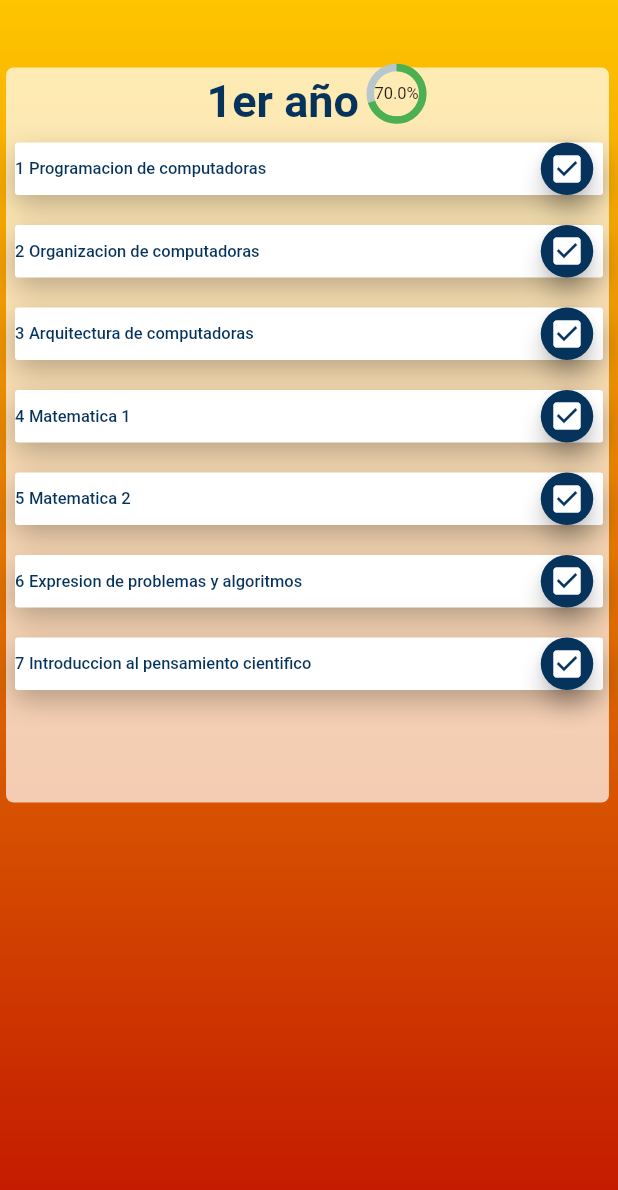
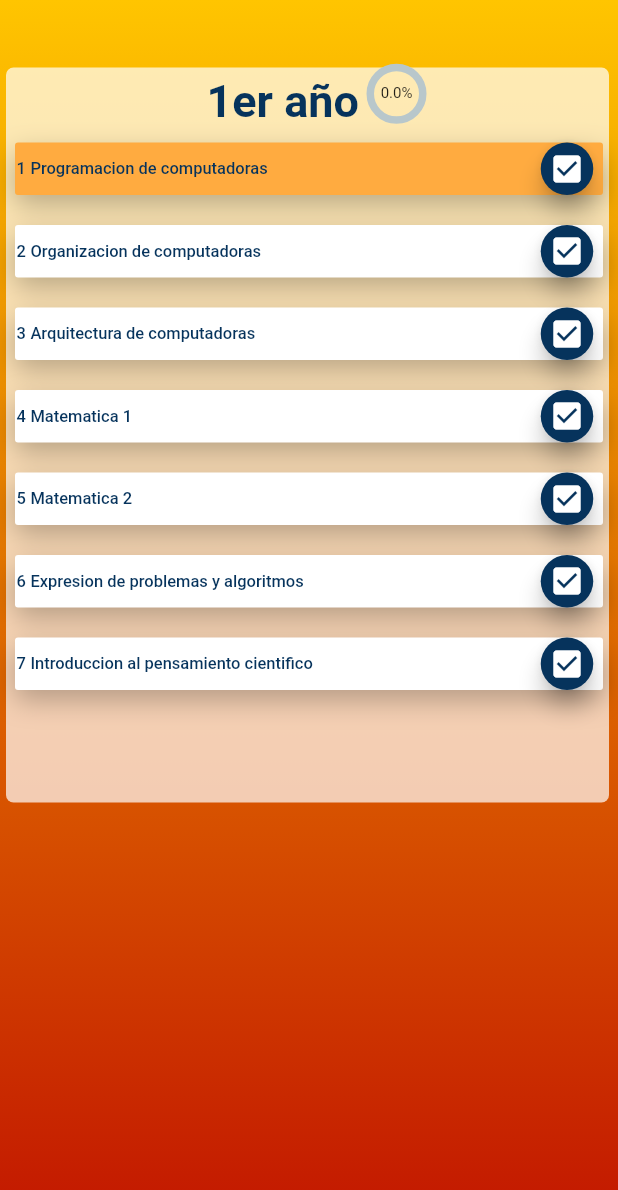
Before and after one commit to IgnacioCazcarra/Sistemunla, a Flutter app: the screen it shows after launch, scrolled down 576 dp, after a tap on the "check box" icon, on a phone screen of 412 x 824 dp. Shown: the top 1190 px of the screen. Run offline on Flutter 3.47's test engine with Material 2 defaults, Android fonts, the phone set to English and light mode, and no system bars; drawn by our look-alikes of percent_indicator; Roboto replaces fonts that are missing (Raleway).

Commit message:
Fixed subject's color. Percent is on the way

```diff
--- a/lib/page_swipe.dart
+++ b/lib/page_swipe.dart
@@ -1,6 +1,7 @@
 import 'package:flutter/material.dart';
 import 'package:sistemunla/home_page.dart';
 import 'package:sistemunla/subject.dart';
+import 'package:sistemunla/subjectFAB.dart';
 import 'package:sistemunla/year_page.dart';
 
 class PageSwipe extends StatelessWidget{
@@ -8,62 +9,62 @@ class PageSwipe extends StatelessWidget{
   Widget build(BuildContext context) {
 
     List<Subject> primerAnio = [
-    Subject(subjectName: "Programacion de computadoras",idSubject: 1),
-    Subject(subjectName: "Organizacion de computadoras",idSubject: 2),
-    Subject(subjectName: "Arquitectura de computadoras",idSubject: 3),
-    Subject(subjectName: "Matematica 1",idSubject: 4),
-    Subject(subjectName: "Matematica 2",idSubject: 5),
-    Subject(subjectName: "Expresion de problemas y algoritmos",idSubject: 6),
-    Subject(subjectName: "Introduccion al pensamiento cientifico",idSubject: 7),
+    Subject(subjectName: "Programacion de computadoras",idSubject: 1,fab: SubjectFab()),
+    Subject(subjectName: "Organizacion de computadoras",idSubject: 2,fab: SubjectFab()),
+    Subject(subjectName: "Arquitectura de computadoras",idSubject: 3,fab: SubjectFab()),
+    Subject(subjectName: "Matematica 1",idSubject: 4,fab: SubjectFab()),
+    Subject(subjectName: "Matematica 2",idSubject: 5,fab: SubjectFab()),
+    Subject(subjectName: "Expresion de problemas y algoritmos",idSubject: 6,fab: SubjectFab()),
+    Subject(subjectName: "Introduccion al pensamiento cientifico",idSubject: 7,fab: SubjectFab()),
     ];
 
     List<Subject> segundoAnio = [
-    Subject(subjectName: "Ingenieria de software 1",idSubject: 8),
-    Subject(subjectName: "Introduccion a las bases de datos",idSubject: 9),
-    Subject(subjectName: "Algoritmos y estructura de datos",idSubject: 10),
-    Subject(subjectName: "Orientacion a Objetos 1",idSubject: 11),
-    Subject(subjectName: "Seminario de lenguajes",idSubject: 12),
-    Subject(subjectName: "Introduccion a los sistemas operativos",idSubject: 13),
-    Subject(subjectName: "Matematica 3",idSubject: 14),
-    Subject(subjectName: "Probabilidades y Estadistica",idSubject: 15),
+    Subject(subjectName: "Ingenieria de software 1",idSubject: 8,fab: SubjectFab()),
+    Subject(subjectName: "Introduccion a las bases de datos",idSubject: 9,fab: SubjectFab()),
+    Subject(subjectName: "Algoritmos y estructura de datos",idSubject: 10,fab: SubjectFab()),
+    Subject(subjectName: "Orientacion a Objetos 1",idSubject: 11,fab: SubjectFab()),
+    Subject(subjectName: "Seminario de lenguajes",idSubject: 12,fab: SubjectFab()),
+    Subject(subjectName: "Introduccion a los sistemas operativos",idSubject: 13,fab: SubjectFab()),
+    Subject(subjectName: "Matematica 3",idSubject: 14,fab: SubjectFab()),
+    Subject(subjectName: "Probabilidades y Estadistica",idSubject: 15,fab: SubjectFab()),
     ];
 
     List<Subject> tercerAnio = [
-    Subject(subjectName: "Programacion concurrente",idSubject: 16),
-    Subject(subjectName: "Ingenieria de software 2",idSubject: 17),
-    Subject(subjectName: "Orientacion a objetos 2",idSubject: 18),
-    Subject(subjectName: "Sistemas y organizaciones",idSubject: 19),
-    Subject(subjectName: "Bases de Datos 1",idSubject: 20),
-    Subject(subjectName: "Proyecto de software",idSubject: 21),
-    Subject(subjectName: "Conceptos y Paradigmas de Lenguajes de Programación",idSubject: 22),
-    Subject(subjectName: "Redes y comunicaciones",idSubject: 23),
+    Subject(subjectName: "Programacion concurrente",idSubject: 16,fab: SubjectFab()),
+    Subject(subjectName: "Ingenieria de software 2",idSubject: 17,fab: SubjectFab()),
+    Subject(subjectName: "Orientacion a objetos 2",idSubject: 18,fab: SubjectFab()),
+    Subject(subjectName: "Sistemas y organizaciones",idSubject: 19,fab: SubjectFab()),
+    Subject(subjectName: "Bases de Datos 1",idSubject: 20,fab: SubjectFab()),
+    Subject(subjectName: "Proyecto de software",idSubject: 21,fab: SubjectFab()),
+    Subject(subjectName: "Conceptos y Paradigmas de Lenguajes de Programación",idSubject: 22,fab: SubjectFab()),
+    Subject(subjectName: "Redes y comunicaciones",idSubject: 23,fab: SubjectFab()),
     ];
 
     List<Subject> cuartoAnio = [
-    Subject(subjectName: "Ingenieria de software 3",idSubject: 24),
-    Subject(subjectName: "Bases de datos 2",idSubject: 25),
-    Subject(subjectName: "Fundamentos de Teoria de la Computacion",idSubject: 26),
-    Subject(subjectName: "Sistemas Operativos",idSubject: 27),
-    Subject(subjectName: "Desarrollo de software en Sistemas Distribuidos",idSubject: 28),
-    Subject(subjectName: "Matematica Discreta",idSubject: 29),
-    Subject(subjectName: "Optativa Area Arquitectura, Sistemas operativos y Redes",idSubject: 30),
-    Subject(subjectName: "Optativa Area Algoritmos y lenguajes",idSubject: 31),
+    Subject(subjectName: "Ingenieria de software 3",idSubject: 24,fab: SubjectFab()),
+    Subject(subjectName: "Bases de datos 2",idSubject: 25,fab: SubjectFab()),
+    Subject(subjectName: "Fundamentos de Teoria de la Computacion",idSubject: 26,fab: SubjectFab()),
+    Subject(subjectName: "Sistemas Operativos",idSubject: 27,fab: SubjectFab()),
+    Subject(subjectName: "Desarrollo de software en Sistemas Distribuidos",idSubject: 28,fab: SubjectFab()),
+    Subject(subjectName: "Matematica Discreta",idSubject: 29,fab: SubjectFab()),
+    Subject(subjectName: "Optativa Area Arquitectura, Sistemas operativos y Redes",idSubject: 30,fab: SubjectFab()),
+    Subject(subjectName: "Optativa Area Algoritmos y lenguajes",idSubject: 31,fab: SubjectFab()),
     ];
 
     List<Subject> quintoAnio = [
-    Subject(subjectName: "Politica y gestion de la ciencia",idSubject: 32),
-    Subject(subjectName: "Aspectos legales y Profesionales de la Informatica",idSubject: 33),
-    Subject(subjectName: "Nuevos escenarios",idSubject: 34),
-    Subject(subjectName: "Optativa Area Ingenieria de Software y Bases de datos",idSubject: 35),
-    Subject(subjectName: "Seminario de trabajo final",idSubject: 36),
+    Subject(subjectName: "Politica y gestion de la ciencia",idSubject: 32,fab: SubjectFab()),
+    Subject(subjectName: "Aspectos legales y Profesionales de la Informatica",idSubject: 33,fab: SubjectFab()),
+    Subject(subjectName: "Nuevos escenarios",idSubject: 34,fab: SubjectFab()),
+    Subject(subjectName: "Optativa Area Ingenieria de Software y Bases de datos",idSubject: 35,fab: SubjectFab()),
+    Subject(subjectName: "Seminario de trabajo final",idSubject: 36,fab: SubjectFab()),
     ];
 
     List<Subject> extracurriculares = [
-      Subject(subjectName: "Ingles 1",idSubject: 0),
-      Subject(subjectName: "Ingles 2",idSubject: 0),
-      Subject(subjectName: "Ingles 3",idSubject: 0),
-      Subject(subjectName: "Seminario de Pensamiento Nacional y Latinoamericano",idSubject: 0),
-      Subject(subjectName: "Seminario de Justicia y Derechos Humanos",idSubject: 0),
+      Subject(subjectName: "Ingles 1",idSubject: 0,fab: SubjectFab()),
+      Subject(subjectName: "Ingles 2",idSubject: 0,fab: SubjectFab()),
+      Subject(subjectName: "Ingles 3",idSubject: 0,fab: SubjectFab()),
+      Subject(subjectName: "Seminario de Pensamiento Nacional y Latinoamericano",idSubject: 0,fab: SubjectFab()),
+      Subject(subjectName: "Seminario de Justicia y Derechos Humanos",idSubject: 0,fab: SubjectFab()),
     ];
 
     // TODO: implement build
--- a/lib/percentBar.dart
+++ b/lib/percentBar.dart
@@ -3,9 +3,9 @@ import 'package:percent_indicator/circular_percent_indicator.dart';
 
 class PercentBar extends StatefulWidget{
 
-  double percent;
-
-  PercentBar({Key key, @required this.percent});
+  int cantidadMaterias;
+  int cantidadAprobadas;
+  PercentBar(this.cantidadMaterias,this.cantidadAprobadas);
 
   @override
   State<StatefulWidget> createState() {
@@ -13,6 +13,9 @@ class PercentBar extends StatefulWidget{
     return _PercentBar();
   }
 
+  double calcularPorcentajePorMateria(){
+    return 100/this.cantidadMaterias;
+  }
 }
 
 class _PercentBar extends State<PercentBar>{
@@ -23,15 +26,15 @@ class _PercentBar extends State<PercentBar>{
     return Container(
       margin: EdgeInsets.only(top: 40.0,left: 5.0),
       child: CircularPercentIndicator(
-        percent: widget.percent,
+        percent: widget.calcularPorcentajePorMateria()*widget.cantidadAprobadas/100,
         progressColor: Colors.green,
         animation: true,
         radius: 40.0,
         lineWidth: 5.0,
         center: Text(
-          "${widget.percent*100}%",
+          "${widget.calcularPorcentajePorMateria()*widget.cantidadAprobadas}%",
           style: TextStyle(
-            fontSize: 11.0
+            fontSize: 10.0
           ),
         ),
       ),
--- a/lib/subject.dart
+++ b/lib/subject.dart
@@ -6,8 +6,9 @@ class Subject extends StatelessWidget{
 
   final int idSubject;
   final String subjectName;
+  final SubjectFab fab;
 
-  Subject({Key key, @required this.subjectName, this.idSubject});
+  Subject({Key key, @required this.subjectName, this.idSubject, @required this.fab});
 
   @override
   Widget build(BuildContext context) {
@@ -30,7 +31,7 @@ class Subject extends StatelessWidget{
     );
 
     final idSub = Container(
-        margin: EdgeInsets.only(left: 10.0,right: 1.0),
+        margin: EdgeInsets.only(left: 11.0,right: 1.0),
         child: Text(
         "${this.idSubject}",
         textAlign: TextAlign.justify,
@@ -48,7 +49,7 @@ class Subject extends StatelessWidget{
 
     return Stack(
       children: <Widget>[
-        SubjectFab(),
+        fab,
         Row(
           children: <Widget>[
             idSub,
--- a/lib/subjectFAB.dart
+++ b/lib/subjectFAB.dart
@@ -2,45 +2,21 @@ import 'package:flutter/material.dart';
 
 class SubjectFab extends StatefulWidget{
 
+  Color color = Colors.white;
+  bool cursadaAprobada = false;
   bool finalAprobado = false;
-  bool cursadaAprobada = false;
 
   @override
   State<StatefulWidget> createState() {
     // TODO: implement createState
+
     return _SubjectFab();
   }
-
 }
 
 class _SubjectFab extends State<SubjectFab>{
 
   _SubjectFab();
-
-  void onPressedButton() {
-    if (!widget.cursadaAprobada) {
-      widget.cursadaAprobada = true;
-    }
-    else if (widget.cursadaAprobada && !widget.finalAprobado) {
-      widget.finalAprobado = true;
-    }
-    else {
-      widget.cursadaAprobada = false;
-      widget.finalAprobado = false;
-    }
-  }
-
-  Color chooseColor(){
-    if(!widget.cursadaAprobada && !widget.finalAprobado){
-      return Colors.white;
-    }
-    else if(widget.cursadaAprobada && !widget.finalAprobado){
-      return Colors.orangeAccent;
-    }
-    else if(widget.finalAprobado){
-      return Colors.lightGreen;
-    }
-  }
 
   @override
   Widget build(BuildContext context) {
@@ -51,7 +27,7 @@ class _SubjectFab extends State<SubjectFab>{
       width: MediaQuery.of(context).size.width-20,
       margin: EdgeInsets.only(top: 10,bottom: 10,left: 10,right: 1),
       decoration: BoxDecoration(
-        color: chooseColor(),
+        color: widget.color,
         shape: BoxShape.rectangle,
         borderRadius: BorderRadius.circular(2.0),
         boxShadow: <BoxShadow>[
@@ -64,7 +40,31 @@ class _SubjectFab extends State<SubjectFab>{
       ),
       child: FloatingActionButton(
         backgroundColor: Color(0xFF06335c),
-        onPressed: onPressedButton,
+        onPressed: (){
+          setState(() {
+
+            if (!widget.cursadaAprobada) {
+              widget.cursadaAprobada = true;
+            }
+            else if (widget.cursadaAprobada && !widget.finalAprobado) {
+              widget.finalAprobado = true;
+            }
+            else {
+              widget.cursadaAprobada = false;
+              widget.finalAprobado = false;
+            }
+
+            if(!widget.cursadaAprobada && !widget.finalAprobado){
+              widget.color = Colors.white;
+            }
+            else if(widget.cursadaAprobada && !widget.finalAprobado){
+              widget.color =  Colors.orangeAccent;
+            }
+            else if(widget.finalAprobado){
+              widget.color = Colors.lightGreen;
+            }
+          });
+        },
         mini: true,
         child: Icon(Icons.check_box),
         heroTag: null,
--- a/lib/year_page.dart
+++ b/lib/year_page.dart
@@ -11,6 +11,17 @@ class YearPage extends StatelessWidget{
   final int subjectsNum;
 
   YearPage({Key key, this.title,this.subjects,this.invertedGrad,this.subjectsNum});
+
+
+  int countSubjectsAprobadas(){
+    int count = 0;
+    for(var i = 0; i<this.subjects.length;i+=1){
+      if(this.subjects[i].fab.finalAprobado){
+        count++;
+      }
+    }
+    return count;
+  }
 
   @override
   Widget build(BuildContext context) {
@@ -52,7 +63,7 @@ class YearPage extends StatelessWidget{
                     mainAxisAlignment: MainAxisAlignment.center,
                     children: <Widget>[
                       title,
-                      PercentBar(percent: 0.7),
+                      PercentBar(this.subjectsNum,this.countSubjectsAprobadas()),
                     ],
                   ),
                 ),
```
